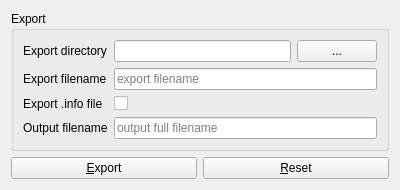
This is src/ui/DBExportWidget.ui in wnt-zhp/zarlock-cpp as Qt 5 draws it before an edit. The edited form follows.
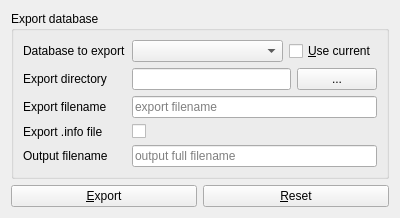
This is the edited form.

Commit message: Improvements in the import/export dialog

```diff
--- a/src/ui/DBExportWidget.ui
+++ b/src/ui/DBExportWidget.ui
@@ -7,7 +7,7 @@
     <x>0</x>
     <y>0</y>
     <width>400</width>
-    <height>179</height>
+    <height>208</height>
    </rect>
   </property>
   <property name="windowTitle">
@@ -17,23 +17,27 @@
    <item>
     <widget class="QGroupBox" name="exp_groupBox">
      <property name="title">
-      <string>Export</string>
+      <string>Export database</string>
      </property>
      <layout class="QFormLayout" name="formLayout">
       <property name="fieldGrowthPolicy">
        <enum>QFormLayout::ExpandingFieldsGrow</enum>
       </property>
-      <item row="0" column="0">
-       <widget class="QLabel" name="exp_label_dir">
+      <item row="1" column="0">
+       <widget class="QLabel" name="label_dir">
         <property name="text">
          <string>Export directory</string>
         </property>
        </widget>
       </item>
-      <item row="0" column="1">
-       <layout class="QHBoxLayout" name="exp_horizontalLayout_dir">
+      <item row="1" column="1">
+       <layout class="QHBoxLayout" name="horizontalLayout_dir">
         <item>
-         <widget class="QLineEdit" name="exp_line_dir"/>
+         <widget class="QLineEdit" name="line_dir">
+          <property name="toolTip">
+           <string>Directory where file is exported.</string>
+          </property>
+         </widget>
         </item>
         <item>
          <widget class="QPushButton" name="exp_push_dir">
@@ -44,15 +48,15 @@
         </item>
        </layout>
       </item>
-      <item row="1" column="0">
-       <widget class="QLabel" name="exp_label_filename">
+      <item row="2" column="0">
+       <widget class="QLabel" name="label_filename">
         <property name="text">
          <string>Export filename</string>
         </property>
        </widget>
       </item>
-      <item row="1" column="1">
-       <widget class="QLineEdit" name="exp_line_filename">
+      <item row="2" column="1">
+       <widget class="QLineEdit" name="line_filename">
         <property name="toolTip">
          <string>Filename for exported database file/archive (doesn't include file extension)</string>
         </property>
@@ -61,34 +65,37 @@
         </property>
        </widget>
       </item>
-      <item row="2" column="0">
-       <widget class="QLabel" name="exp_label_info">
-        <property name="text">
-         <string>Export .info file</string>
-        </property>
-       </widget>
-      </item>
-      <item row="2" column="1">
-       <widget class="QCheckBox" name="exp_chb_info">
-        <property name="toolTip">
-         <string>Export INFO file together with database file. This option is available only if database is exported to archive.</string>
-        </property>
-        <property name="text">
-         <string/>
-        </property>
-       </widget>
-      </item>
       <item row="3" column="0">
        <widget class="QLabel" name="exp_label_output">
         <property name="text">
-         <string>Output filename</string>
+         <string>Export .info file</string>
         </property>
        </widget>
       </item>
       <item row="3" column="1">
-       <widget class="QLineEdit" name="exp_line_output">
+       <widget class="QCheckBox" name="chb_info">
         <property name="toolTip">
-         <string>Displays final export file name.</string>
+         <string>Check this if you want to export .info file to archive.</string>
+        </property>
+        <property name="statusTip">
+         <string/>
+        </property>
+        <property name="text">
+         <string/>
+        </property>
+       </widget>
+      </item>
+      <item row="4" column="0">
+       <widget class="QLabel" name="label_output">
+        <property name="text">
+         <string>Output filename</string>
+        </property>
+       </widget>
+      </item>
+      <item row="4" column="1">
+       <widget class="QLineEdit" name="line_output">
+        <property name="toolTip">
+         <string>This field contains final name for expoerted file. Read-only field. name.</string>
         </property>
         <property name="readOnly">
          <bool>true</bool>
@@ -98,6 +105,40 @@
         </property>
        </widget>
       </item>
+      <item row="0" column="0">
+       <widget class="QLabel" name="label_dbname">
+        <property name="text">
+         <string>Database to export</string>
+        </property>
+       </widget>
+      </item>
+      <item row="0" column="1">
+       <layout class="QHBoxLayout" name="horizontalLayout">
+        <item>
+         <widget class="QComboBox" name="cb_dbname">
+          <property name="sizePolicy">
+           <sizepolicy hsizetype="Expanding" vsizetype="Fixed">
+            <horstretch>0</horstretch>
+            <verstretch>0</verstretch>
+           </sizepolicy>
+          </property>
+          <property name="toolTip">
+           <string>List of existing databases.</string>
+          </property>
+         </widget>
+        </item>
+        <item>
+         <widget class="QCheckBox" name="chb_current">
+          <property name="toolTip">
+           <string>Use current database.</string>
+          </property>
+          <property name="text">
+           <string>&amp;Use current</string>
+          </property>
+         </widget>
+        </item>
+       </layout>
+      </item>
      </layout>
      <zorder>exp_label_dir</zorder>
      <zorder></zorder>
```
Left out of the diff: 31 changed lines with no effect on the pictures. The commit also changes 14 other files.
